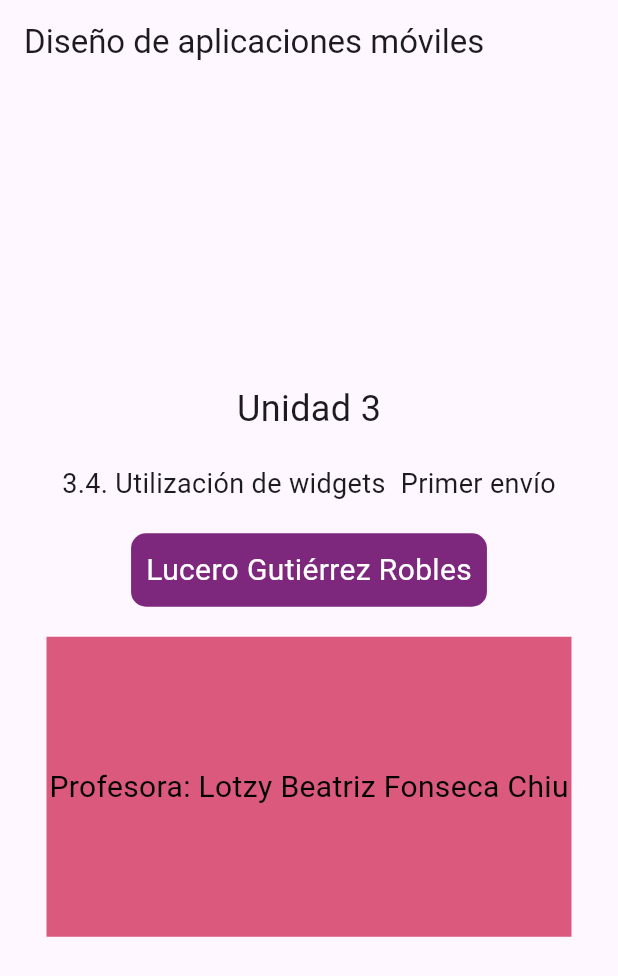
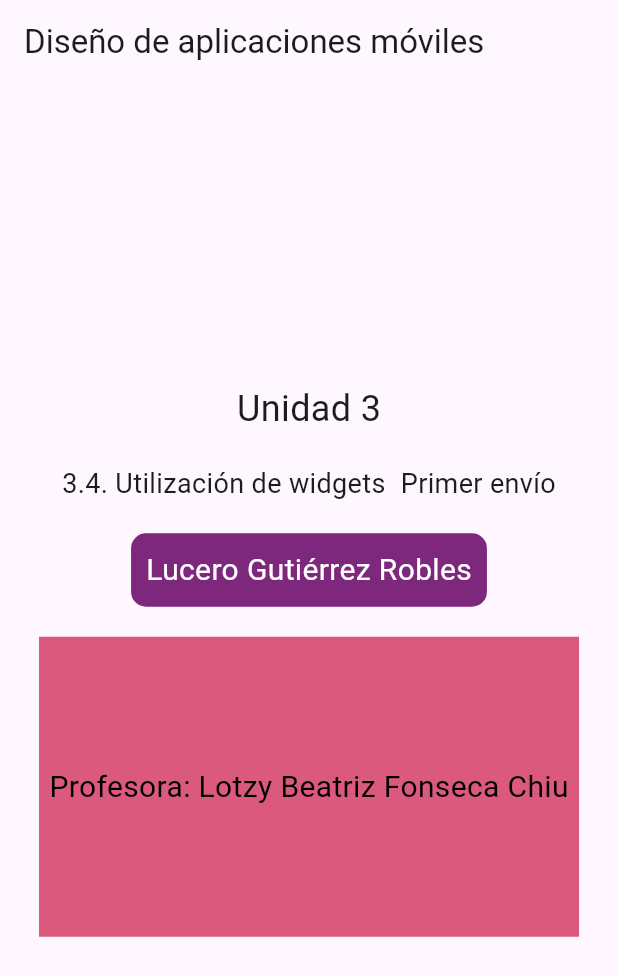
Before and after one commit to LuceroGtz/LDSW_3.4.-Utilizaci-n-de-widgets, a Flutter app: the screen it shows after launch, on a phone screen of 412 x 824 dp. Shown: the top 976 px of the screen. Run offline on Flutter 3.47's test engine with Material 3 defaults, Android fonts, the phone set to English and light mode, and no system bars.

Commit message:
rectificacion de cambios

```diff
--- a/lib/main.dart
+++ b/lib/main.dart
@@ -62,7 +62,7 @@ class MyCustomLayout extends StatelessWidget {
             alignment: Alignment.center,
             children: <Widget>[
               Container(
-                width: 350,
+                width: 360,
                 height: 200,
                 color: const Color.fromARGB(255, 219, 89, 125),
               ),
```
